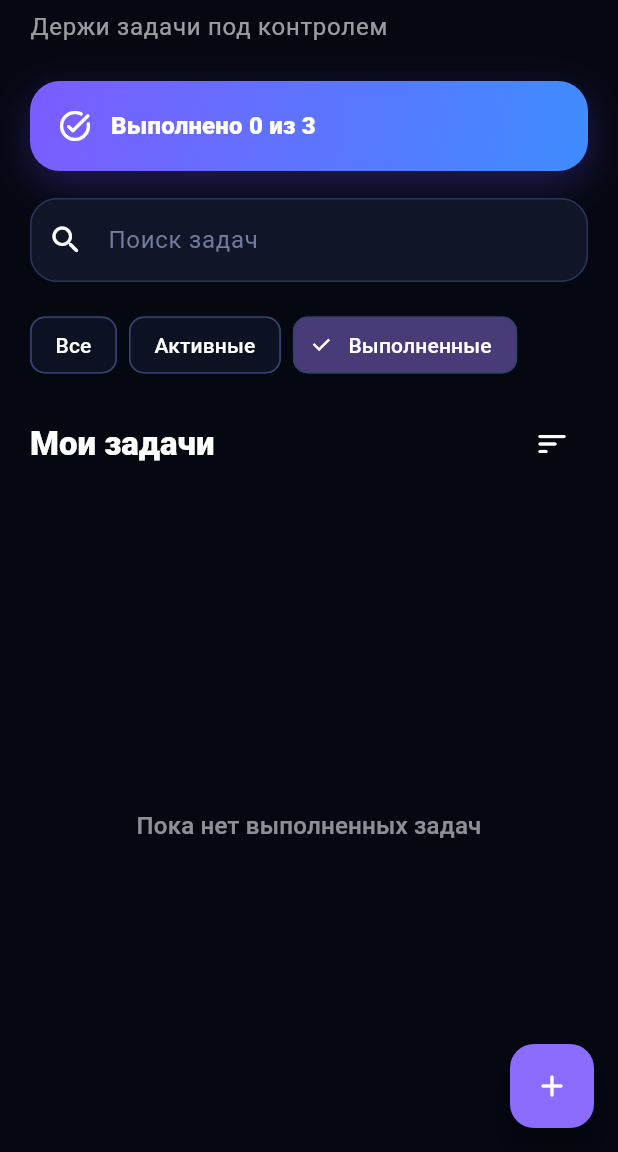
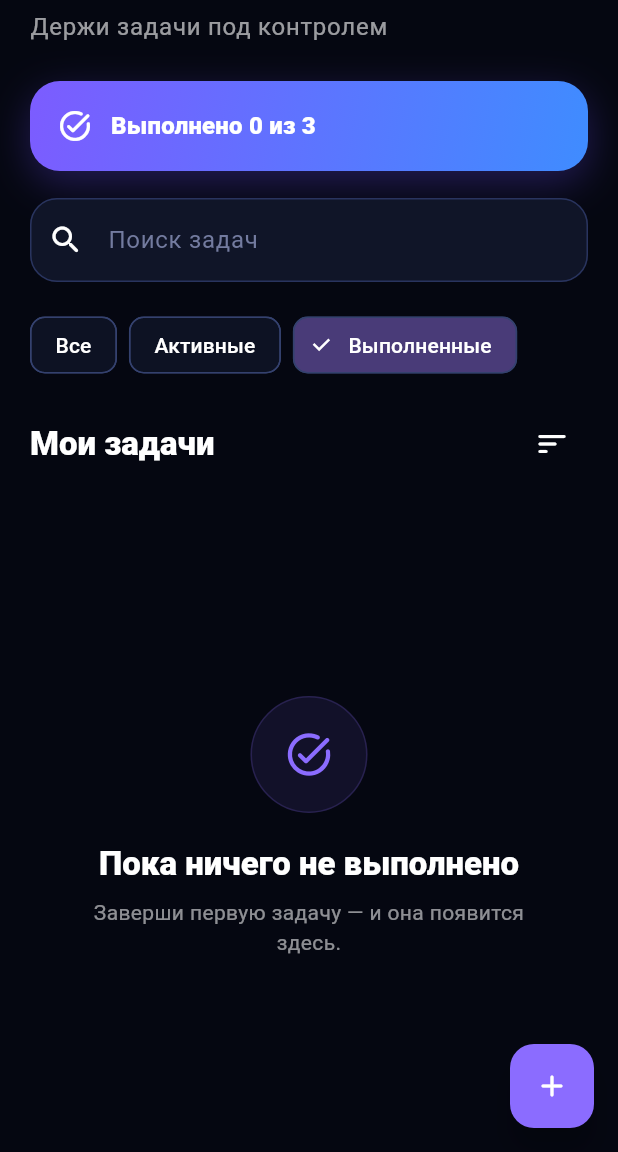
Before and after one commit to RudiApps/rudi-tasks, a Flutter app: the screen it shows after launch, after a tap on "Выполненные", on a phone screen of 412 x 824 dp, the part 84-1236 px from its top. Run offline on Flutter 3.47's test engine with Material 3 defaults, Android fonts, the phone set to English and light mode, and no system bars; our stand-ins replace shared_preferences.

Commit message:
Add task empty states

```diff
--- a/lib/screens/tasks/tasks_screen.dart
+++ b/lib/screens/tasks/tasks_screen.dart
@@ -5,6 +5,7 @@ import '../../services/task_storage_service.dart';
 import '../../services/theme_controller.dart';
 import '../../services/theme_storage_service.dart';
 import '../../widgets/task_card.dart';
+import '../../widgets/tasks_empty_state.dart';
 import 'task_form_sheet.dart';
 
 enum TaskFilter {
@@ -428,6 +429,42 @@ class _TasksScreenState extends State<TasksScreen> {
     );
   }
 
+  Widget _buildEmptyState() {
+  if (_searchQuery.trim().isNotEmpty) {
+    return const TasksEmptyState(
+      icon: Icons.search_off_rounded,
+      title: 'Ничего не найдено',
+      description:
+          'Попробуй изменить запрос или проверить другие фильтры.',
+    );
+  }
+
+  if (_selectedFilter == TaskFilter.completed) {
+    return const TasksEmptyState(
+      icon: Icons.task_alt_rounded,
+      title: 'Пока ничего не выполнено',
+      description:
+          'Заверши первую задачу — и она появится здесь.',
+    );
+  }
+
+  if (_selectedFilter == TaskFilter.active) {
+    return const TasksEmptyState(
+      icon: Icons.celebration_rounded,
+      title: 'Активных задач нет',
+      description:
+          'Отличная работа. На данный момент всё выполнено.',
+    );
+  }
+
+  return const TasksEmptyState(
+    icon: Icons.checklist_rounded,
+    title: 'Задач пока нет',
+    description:
+        'Нажми +, чтобы создать свою первую задачу.',
+  );
+}
+
   @override
   Widget build(BuildContext context) {
     final completedCount =
@@ -662,26 +699,7 @@ class _TasksScreenState extends State<TasksScreen> {
                         child: CircularProgressIndicator(),
                       )
                     : filteredTasks.isEmpty
-                        ? Center(
-                            child: Text(
-                              _searchQuery.isNotEmpty
-                                  ? 'Ничего не найдено'
-                                  : _selectedFilter ==
-                                          TaskFilter.completed
-                                      ? 'Пока нет выполненных задач'
-                                      : 'Здесь пока нет задач',
-                              textAlign: TextAlign.center,
-                              style: Theme.of(context)
-                                  .textTheme
-                                  .titleMedium
-                                  ?.copyWith(
-                                    color: Theme.of(context)
-                                        .colorScheme
-                                        .onSurface
-                                        .withValues(alpha: 0.55),
-                                  ),
-                            ),
-                          )
+    ? _buildEmptyState()
                         : ListView.builder(
                             itemCount: filteredTasks.length,
                             itemBuilder: (context, index) {
--- /dev/null
+++ b/lib/widgets/tasks_empty_state.dart
@@ -0,0 +1,67 @@
+import 'package:flutter/material.dart';
+
+class TasksEmptyState extends StatelessWidget {
+  const TasksEmptyState({
+    super.key,
+    required this.title,
+    required this.description,
+    required this.icon,
+  });
+
+  final String title;
+  final String description;
+  final IconData icon;
+
+  @override
+  Widget build(BuildContext context) {
+    final theme = Theme.of(context);
+    final colors = theme.colorScheme;
+
+    return Center(
+      child: Padding(
+        padding: const EdgeInsets.symmetric(
+          horizontal: 28,
+          vertical: 32,
+        ),
+        child: Column(
+          mainAxisSize: MainAxisSize.min,
+          children: [
+            Container(
+              width: 78,
+              height: 78,
+              decoration: BoxDecoration(
+                color: colors.primary.withValues(alpha: 0.10),
+                shape: BoxShape.circle,
+                border: Border.all(
+                  color: colors.primary.withValues(alpha: 0.18),
+                ),
+              ),
+              child: Icon(
+                icon,
+                size: 34,
+                color: colors.primary,
+              ),
+            ),
+            const SizedBox(height: 20),
+            Text(
+              title,
+              textAlign: TextAlign.center,
+              style: theme.textTheme.titleLarge?.copyWith(
+                fontWeight: FontWeight.w800,
+              ),
+            ),
+            const SizedBox(height: 8),
+            Text(
+              description,
+              textAlign: TextAlign.center,
+              style: theme.textTheme.bodyMedium?.copyWith(
+                height: 1.45,
+                color: colors.onSurface.withValues(alpha: 0.55),
+              ),
+            ),
+          ],
+        ),
+      ),
+    );
+  }
+}
```
